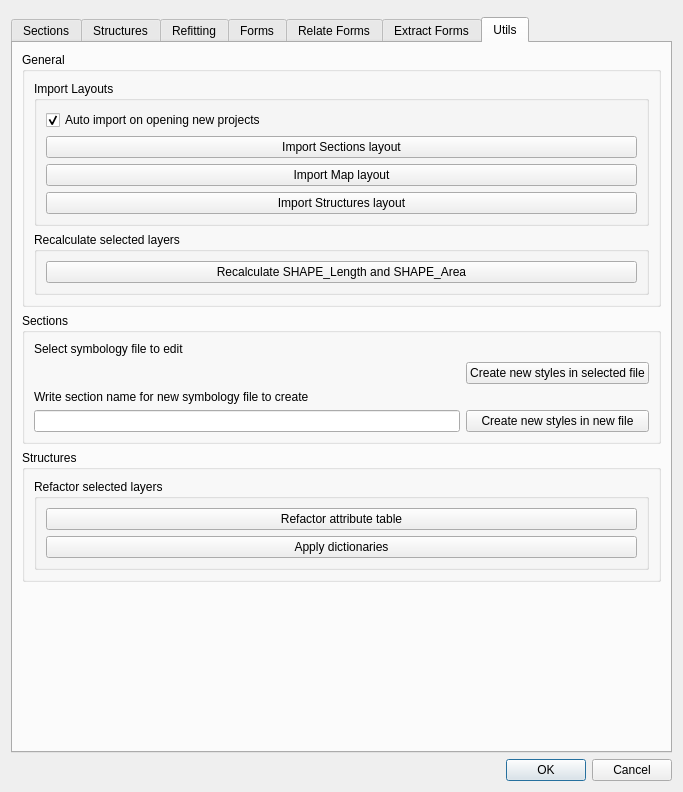
psigcat/sugartools, file sugar_tools_dialog.ui: the form before one commit.
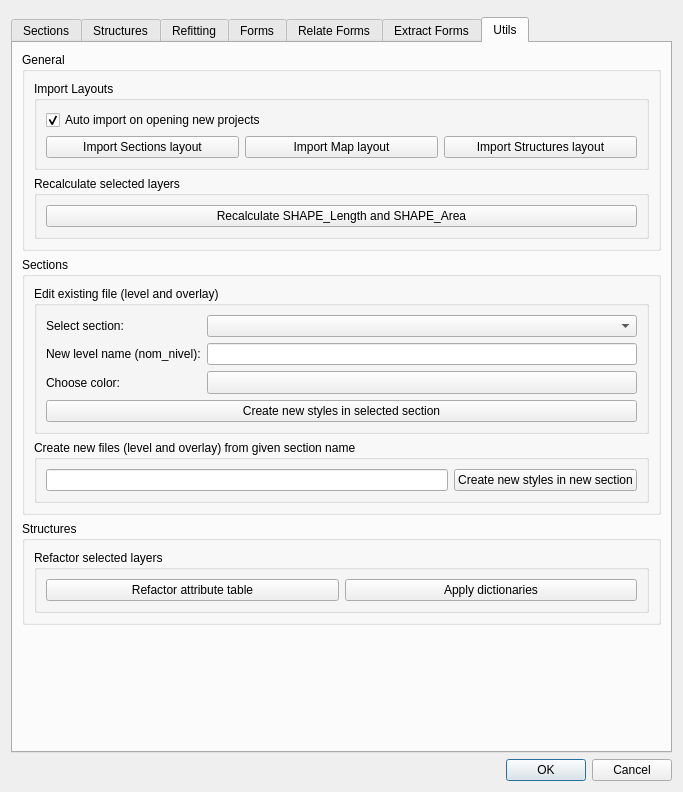
The form after the commit. The open tabs and pages were chosen to show the change. Custom widgets are drawn as their Qt base class.

Commit message: change UI for sections symbologies, see #42

Patch:
```diff
--- a/sugar_tools_dialog.ui
+++ b/sugar_tools_dialog.ui
@@ -799,38 +799,38 @@
             <property name="title">
              <string>Import Layouts</string>
             </property>
-            <layout class="QVBoxLayout" name="verticalLayout_3">
-             <item>
-              <widget class="QCheckBox" name="auto_import">
-               <property name="text">
-                <string>Auto import on opening new projects</string>
-               </property>
-               <property name="checked">
-                <bool>true</bool>
-               </property>
-              </widget>
-             </item>
-             <item>
-              <widget class="QPushButton" name="import_layout_sections_btn">
-               <property name="text">
-                <string>Import Sections layout</string>
-               </property>
-              </widget>
-             </item>
-             <item>
+            <layout class="QGridLayout" name="gridLayout_12">
+             <item row="1" column="1">
               <widget class="QPushButton" name="import_layout_map_btn">
                <property name="text">
                 <string>Import Map layout</string>
                </property>
               </widget>
              </item>
-             <item>
+             <item row="1" column="0">
+              <widget class="QPushButton" name="import_layout_sections_btn">
+               <property name="text">
+                <string>Import Sections layout</string>
+               </property>
+              </widget>
+             </item>
+             <item row="1" column="2">
               <widget class="QPushButton" name="import_layout_structures_btn">
                <property name="text">
                 <string>Import Structures layout</string>
                </property>
               </widget>
              </item>
+             <item row="0" column="0" colspan="3">
+              <widget class="QCheckBox" name="auto_import">
+               <property name="text">
+                <string>Auto import on opening new projects</string>
+               </property>
+               <property name="checked">
+                <bool>true</bool>
+               </property>
+              </widget>
+             </item>
             </layout>
            </widget>
           </item>
@@ -859,38 +859,76 @@
           <string>Sections</string>
          </property>
          <layout class="QGridLayout" name="gridLayout">
-          <item row="0" column="0">
-           <widget class="QLabel" name="label_2">
-            <property name="text">
-             <string>Select symbology file to edit</string>
-            </property>
-           </widget>
-          </item>
           <item row="1" column="0">
-           <widget class="QgsFileWidget" name="utils_symbology_file"/>
-          </item>
-          <item row="1" column="1">
-           <widget class="QPushButton" name="pushButton">
-            <property name="text">
-             <string>Create new styles in selected file</string>
+           <widget class="QGroupBox" name="groupBox_14">
+            <property name="title">
+             <string>Create new files (level and overlay) from given section name</string>
             </property>
+            <layout class="QGridLayout" name="gridLayout_11">
+             <item row="0" column="0">
+              <widget class="QLineEdit" name="utils_sections_new"/>
+             </item>
+             <item row="0" column="1">
+              <widget class="QPushButton" name="utils_new_styles_btn">
+               <property name="text">
+                <string>Create new styles in new section</string>
+               </property>
+              </widget>
+             </item>
+            </layout>
            </widget>
           </item>
-          <item row="2" column="0">
-           <widget class="QLabel" name="label_3">
-            <property name="text">
-             <string>Write section name for new symbology file to create</string>
+          <item row="0" column="0">
+           <widget class="QGroupBox" name="groupBox_13">
+            <property name="title">
+             <string>Edit existing file (level and overlay)</string>
             </property>
-           </widget>
-          </item>
-          <item row="3" column="0">
-           <widget class="QLineEdit" name="utils_symbology_file_name"/>
-          </item>
-          <item row="3" column="1">
-           <widget class="QPushButton" name="pushButton_2">
-            <property name="text">
-             <string>Create new styles in new file</string>
-            </property>
+            <layout class="QGridLayout" name="gridLayout_10">
+             <item row="1" column="0">
+              <widget class="QLabel" name="label_2">
+               <property name="text">
+                <string>New level name (nom_nivel):</string>
+               </property>
+              </widget>
+             </item>
+             <item row="3" column="1">
+              <widget class="QgsColorButton" name="utils_sections_color">
+               <property name="sizePolicy">
+                <sizepolicy hsizetype="Expanding" vsizetype="Fixed">
+                 <horstretch>0</horstretch>
+                 <verstretch>0</verstretch>
+                </sizepolicy>
+               </property>
+              </widget>
+             </item>
+             <item row="3" column="0">
+              <widget class="QLabel" name="label_8">
+               <property name="text">
+                <string>Choose color:</string>
+               </property>
+              </widget>
+             </item>
+             <item row="0" column="0">
+              <widget class="QLabel" name="label_5">
+               <property name="text">
+                <string>Select section:</string>
+               </property>
+              </widget>
+             </item>
+             <item row="0" column="1">
+              <widget class="QComboBox" name="utils_sections_list"/>
+             </item>
+             <item row="1" column="1">
+              <widget class="QLineEdit" name="utils_sections_name"/>
+             </item>
+             <item row="4" column="0" colspan="2">
+              <widget class="QPushButton" name="utils_add_styles_btn">
+               <property name="text">
+                <string>Create new styles in selected section</string>
+               </property>
+              </widget>
+             </item>
+            </layout>
            </widget>
           </item>
          </layout>
@@ -907,15 +945,15 @@
             <property name="title">
              <string>Refactor selected layers</string>
             </property>
-            <layout class="QVBoxLayout" name="verticalLayout_12">
-             <item>
+            <layout class="QGridLayout" name="gridLayout_16">
+             <item row="0" column="0">
               <widget class="QPushButton" name="refactor_structures_attr_btn">
                <property name="text">
                 <string>Refactor attribute table</string>
                </property>
               </widget>
              </item>
-             <item>
+             <item row="0" column="1">
               <widget class="QPushButton" name="refactor_structures_dict_btn">
                <property name="text">
                 <string>Apply dictionaries</string>
@@ -958,6 +996,11 @@
   </layout>
  </widget>
  <customwidgets>
+  <customwidget>
+   <class>QgsColorButton</class>
+   <extends>QToolButton</extends>
+   <header>qgscolorbutton.h</header>
+  </customwidget>
   <customwidget>
    <class>QgsFileWidget</class>
    <extends>QWidget</extends>
```
The commit also changes 1 other file.
